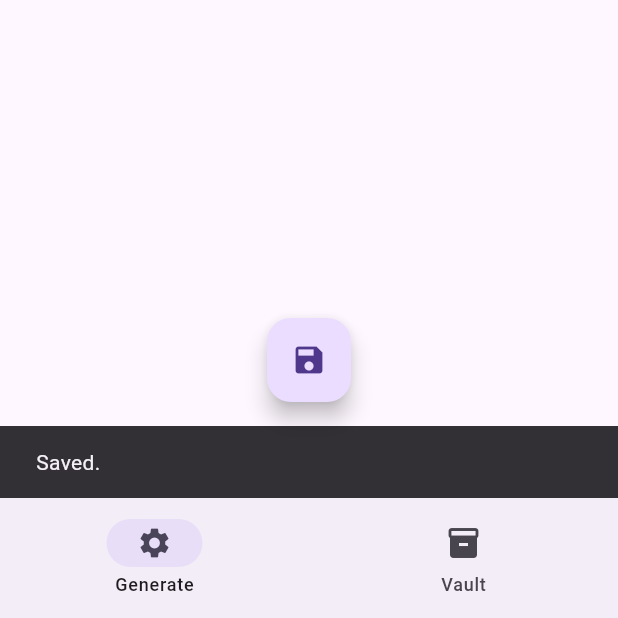
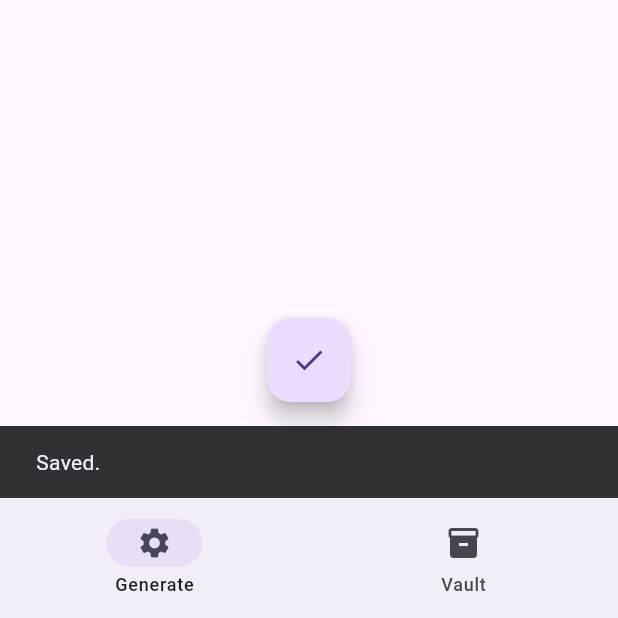
Before and after one commit to stereomato/spm_gui, a Flutter app: the screen it shows after launch, after a tap on the "autorenew" icon, after a tap on the "visibility" icon, after a tap on the "save" icon, on a phone screen of 412 x 824 dp, the part 618-1236 px from its top. Run offline on Flutter 3.47's test engine with Material 3 defaults, Android fonts, the phone set to English and light mode, and no system bars; missing offline and left inert: spm_dart.

Commit message:
generator page save FAB button can change icon, becoming a cross or a check depending on whether there was something to save, at the same time, said button can be also pressed to dismiss the snackbar, otherwise the save icon is restored on snackbar timeout

```diff
--- a/lib/spmgui_buttons.dart
+++ b/lib/spmgui_buttons.dart
@@ -130,12 +130,8 @@ class SPMguiGeneratePassphraseButton extends StatelessWidget {
   Widget build(BuildContext context) {
     String passphrase = 'Not yet generated [FAB edition]';
     void generatePassphraseWrapped() async {
-      passphrase = await constructPassphrase(
-          // FIXME: why the fuck did I do this
-          length,
-          randomizeSeparators,
-          typoify,
-          rootBundle.loadString("assets/english-dictionary.txt"));
+      passphrase = await constructPassphrase(length, randomizeSeparators,
+          typoify, rootBundle.loadString("assets/english-dictionary.txt"));
 
       if (context.mounted) {
         Provider.of<SPMgeneratorHandler>(context, listen: false)
@@ -152,9 +148,16 @@ class SPMguiGeneratePassphraseButton extends StatelessWidget {
 }
 
 //TODO: Turn this stateful to make it change icon
-class SPMguiGeneratorPageSaveFAB extends StatelessWidget {
+class SPMguiGeneratorPageSaveFAB extends StatefulWidget {
   SPMguiGeneratorPageSaveFAB({super.key});
 
+  @override
+  State<SPMguiGeneratorPageSaveFAB> createState() =>
+      _SPMguiGeneratorPageSaveFABstate();
+}
+
+class _SPMguiGeneratorPageSaveFABstate
+    extends State<SPMguiGeneratorPageSaveFAB> {
   var fabIcon = Icons.save;
 
   @override
@@ -170,14 +173,62 @@ class SPMguiGeneratorPageSaveFAB extends StatelessWidget {
 
       if (generatedPassphrase == "Not yet generated") {
         ScaffoldMessenger.of(context).removeCurrentSnackBar();
-        fabIcon = Icons.close;
-        ScaffoldMessenger.of(context)
-            .showSnackBar(const SnackBar(content: Text("Nothing to save.")));
+        switch (fabIcon) {
+          case Icons.save:
+            setState(() {
+              ScaffoldMessenger.of(context).showSnackBar(
+                  const SnackBar(content: Text("Nothing to save.")));
+              fabIcon = Icons.close;
+
+              // after snackbar timeout dismiss, set icon back to save
+              // according to the description of the snackbar duration
+              // it should be 4 seconds, but instead seems to be 4.5?
+              // maybe the result of how I handle this
+              Future.delayed(const Duration(milliseconds: 4500), () {
+                setState(() {
+                  fabIcon = Icons.save;
+                });
+              });
+            });
+            break;
+          case Icons.close:
+            setState(() {
+              fabIcon = Icons.save;
+            });
+            break;
+        }
       } else {
-        fabIcon = Icons.done;
+        // remove snackbar if present
         ScaffoldMessenger.of(context).removeCurrentSnackBar();
-        ScaffoldMessenger.of(context)
-            .showSnackBar(const SnackBar(content: Text("Saved.")));
+        switch (fabIcon) {
+          case Icons.save:
+            // set icon to a check
+            setState(() {
+              fabIcon = Icons.done;
+            });
+            // after snackbar timeout dismiss, set icon back to save
+            // according to the description of the snackbar duration
+            // it should be 4 seconds, but instead seems to be 4.5?
+            // maybe the result of how I handle this
+            Future.delayed(const Duration(milliseconds: 4500), () {
+              setState(() {
+                fabIcon = Icons.save;
+              });
+            });
+            // show snackbar
+            ScaffoldMessenger.of(context)
+                .showSnackBar(const SnackBar(content: Text("Saved.")));
+            break;
+          case Icons.done:
+            // dismiss snackbar
+            ScaffoldMessenger.of(context).removeCurrentSnackBar();
+            // set icon back to save
+            setState(() {
+              fabIcon = Icons.save;
+            });
+            break;
+        }
+
         Provider.of<SPMvaultHandler>(context, listen: false)
             .addEntry(name, generatedPassphrase);
       }
```
